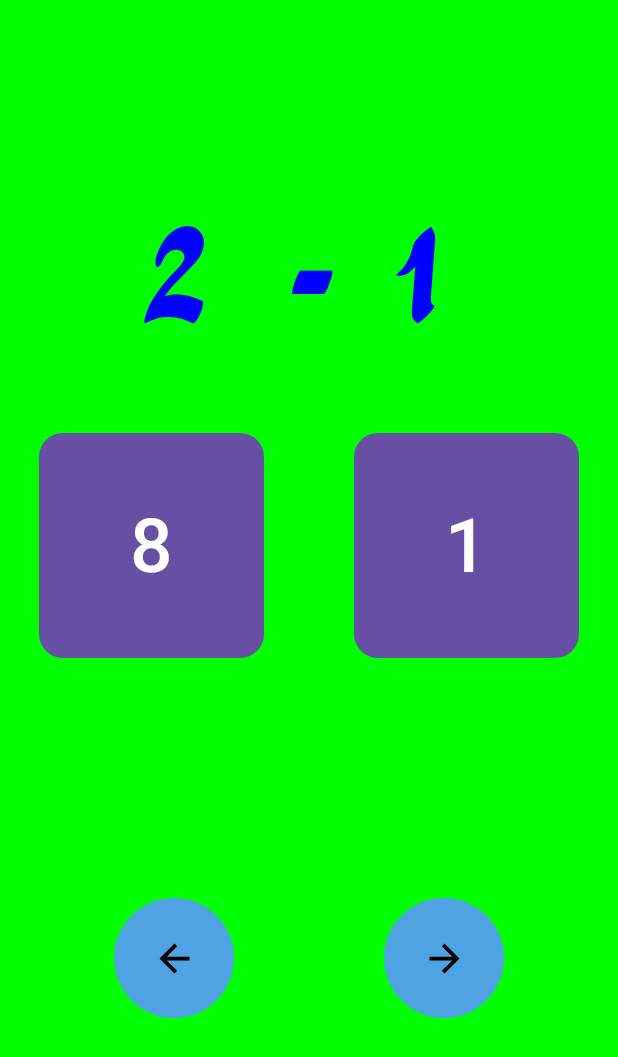
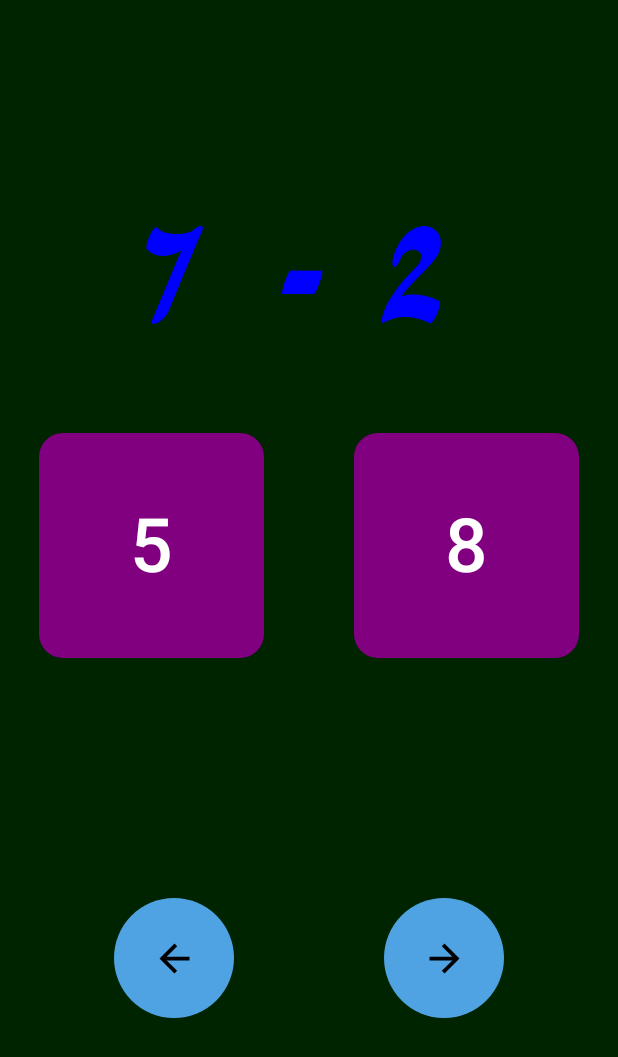
Before and after one commit to azatdundar/EducationalGamesForKids, an Android app built with Jetpack Compose: the @Preview function PreviewMathScreen, on a phone screen of 412 x 824 dp. Shown: the top 1057 px of the screen. Run offline under Robolectric (Android 15) with nearby library versions, the phone set to English and light mode, and no system bars.

Commit message:
Previous and next buttons were updated with new functionnalities

```diff
--- a/app/src/main/java/com/azatdundar/educationalgamesforkids/MathScreen.kt
+++ b/app/src/main/java/com/azatdundar/educationalgamesforkids/MathScreen.kt
@@ -1,5 +1,6 @@
 package com.azatdundar.educationalgamesforkids
 
+import android.content.pm.PackageManager.ComponentEnabledSetting
 import androidx.compose.foundation.background
 import androidx.compose.foundation.layout.Arrangement
 import androidx.compose.foundation.layout.Column
@@ -36,32 +37,41 @@
 import androidx.compose.runtime.getValue
 import androidx.compose.runtime.setValue
 import androidx.core.os.requestProfiling
+import kotlin.random.Random
 
 
 @Composable
 fun MathScreen(navController: NavHostController) {
     val numbers = (0..20).toMutableList()
-
+    var questionNumber  by remember { mutableStateOf(0) }
     val questions = Array(30) {""}
     val answers = Array(30){0}
 
-    var questionNumber  by remember { mutableStateOf(0) }
-    val questionsData = GenerateQuestion()
+
+
 
     for(i in 0..29){
-        questions[i] = questionsData["question"] as String
-        answers[i] = questionsData["answer"] as Int
+        val questionsData = GenerateQuestion()
+        questions[i] = remember { questionsData["question"] as String }
+        answers[i] = remember { questionsData["answer"] as Int }
     }
+
 
     val question = questions[questionNumber]
     val answer = answers[questionNumber]
 
     numbers.remove(answer)
 
+    val possible_answers = mutableListOf(numbers.random(), answer)
+    val randomIndex = Random.nextInt(possible_answers.size)
+    val option1 = possible_answers[randomIndex]
+    possible_answers.remove(option1)
+    val option2 = possible_answers[0]
+
     Surface(modifier = Modifier
         .fillMaxSize(),
-        color = Color.Green
-        ) {
+        color = Color(red = 0, green = 35, blue = 0)
+    ) {
 
         Column(verticalArrangement = Arrangement.Center,
             horizontalAlignment = Alignment.CenterHorizontally
@@ -69,16 +79,20 @@
             QuestionText(question = question)
             Spacer(modifier = Modifier.padding(25.dp))
             Row {
-                ButtonText(number = numbers.random(), answers[questionNumber])
+                ButtonText(number = option1, answer)
                 Spacer(modifier = Modifier.padding(30.dp))
-                ButtonText(number = answers[questionNumber], answers[questionNumber])
+                ButtonText(number = option2, answer)
             }
             Spacer(modifier = Modifier.padding(80.dp))
 
             Row {
-                PreviousButton()
+                PreviousButton(){
+                    questionNumber--
+                }
                 Spacer(modifier = Modifier.padding(50.dp))
-                NextButton()
+                NextButton(){
+                    questionNumber++
+                }
 
             }
 
@@ -89,16 +103,10 @@
 
 
 
-@Composable
-fun Question(){
-
-
-
-
-    }
 
 
 }
+
 @Composable
 fun QuestionText(question : String){
     val gaamliFontFamily = FontFamily(
@@ -116,34 +124,46 @@
 
 
 }
-
 @Composable
 
 fun ButtonText(number: Int, answer : Int){
+    val purple = Color(0xFF800080)
+    var isClicked by remember {mutableStateOf(false)}
+    var isAnswerCorrect by remember { mutableStateOf(true) }
     Button(
         onClick = {
+            isClicked = true
             if(number == answer){
                 println("Your answer is correct!")
+                isAnswerCorrect = true
             }
             else{
                 println("Your answer is wrong")
+                isAnswerCorrect = false
             }
         },
-
         modifier = Modifier.size(150.dp),
         shape = RoundedCornerShape(16.dp),
+        colors = ButtonDefaults.buttonColors(
+            containerColor = when{
+                isAnswerCorrect && isClicked-> Color.Green
+                !isAnswerCorrect && isClicked -> Color.Red
+                else -> purple
+            }
+        )
 
         ) {
         Text(text = number.toString(), fontSize = 50 .sp
         )
+
     }
 }
 
 @Composable
 
-fun PreviousButton(){
+fun PreviousButton(onClick: () -> Unit){
     Button(onClick = {
-
+                     onClick()
     },
         shape = CircleShape,
         modifier = Modifier.size(80.dp),
@@ -164,9 +184,9 @@
 
 @Composable
 
-fun NextButton(){
+fun NextButton(onClick : ()->Unit){
     Button(onClick = {
-
+                     onClick()
     },
         shape = CircleShape,
         modifier = Modifier.size(80.dp),
@@ -180,12 +200,14 @@
             modifier = Modifier.size(30.dp)
             )
     }
+
 }
+
 
 @Preview(showBackground = true)
 @Composable
 fun PreviewMathScreen() {
-    // Burada NavHostController'ı geçici olarak oluşturuyoruz
-    val navController = rememberNavController() // Bu fonksiyonu kullanabilmek için 'import androidx.navigation.compose.rememberNavController' eklemeyi unutmayın
+
+    val navController = rememberNavController()
     MathScreen(navController = navController)
 }
```
